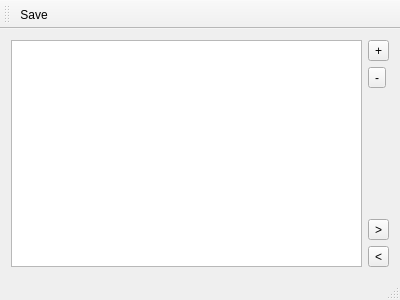
This is MainWindow.ui in hheld/TimeLogger as Qt 5 draws it before an edit. The edited form follows.
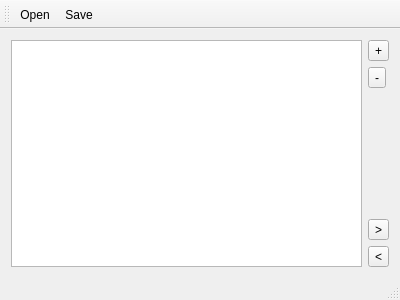
This is the edited form. Custom widgets are drawn as their Qt base class.

Diff of the .ui file:
```diff
--- a/MainWindow.ui
+++ b/MainWindow.ui
@@ -91,6 +91,7 @@
    <attribute name="toolBarBreak">
     <bool>false</bool>
    </attribute>
+   <addaction name="actionOpen"/>
    <addaction name="actionSave"/>
   </widget>
   <widget class="QStatusBar" name="statusBar"/>
@@ -102,6 +103,14 @@
     <string>Save projects to XML file</string>
    </property>
   </action>
+  <action name="actionOpen">
+   <property name="text">
+    <string>Open ...</string>
+   </property>
+   <property name="toolTip">
+    <string>Load projects from XML file</string>
+   </property>
+  </action>
  </widget>
  <layoutdefault spacing="6" margin="11"/>
  <customwidgets>
```
Left out of the diff: 3 changed lines with no effect on the pictures.
